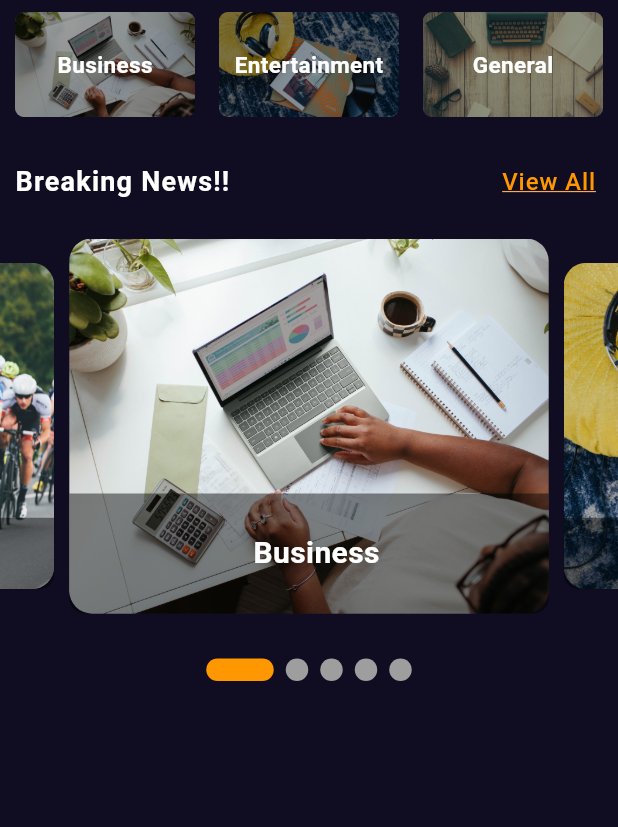
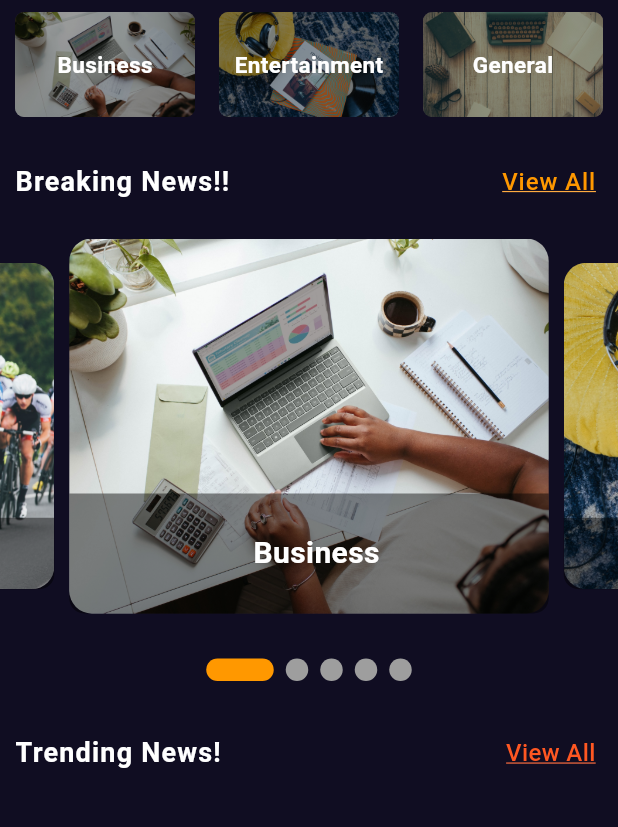
Before and after one commit to stp2003/Samachaar, a Flutter app: the screen it shows after launch, on a phone screen of 412 x 824 dp, the part 84-911 px from its top. Run offline on Flutter 3.47's test engine with Material 3 defaults, Android fonts, the phone set to English and light mode, and no system bars; drawn by our look-alikes of carousel_slider, smooth_page_indicator.

Commit message:
trending news heading made

```diff
--- a/lib/screens/home_screen.dart
+++ b/lib/screens/home_screen.dart
@@ -39,7 +39,8 @@ class _HomeScreenState extends State<HomeScreen> {
         centerTitle: true,
         elevation: 0.0,
       ),
-      body: Padding(
+      body: SingleChildScrollView(
+        child: Padding(
           padding: const EdgeInsets.only(top: 8.0),
           child: Column(
             crossAxisAlignment: CrossAxisAlignment.start,
@@ -121,7 +122,40 @@ class _HomeScreenState extends State<HomeScreen> {
                   count: sliders.length,
                 ),
               ),
+              const SizedBox(height: 35.0),
+              Padding(
+                padding: const EdgeInsets.only(left: 10.0, right: 15.0),
+                child: Row(
+                  mainAxisAlignment: MainAxisAlignment.spaceBetween,
+                  children: [
+                    const Text(
+                      "Trending News!",
+                      style: TextStyle(
+                        color: Colors.white,
+                        fontWeight: FontWeight.bold,
+                        letterSpacing: 0.8,
+                        fontSize: 18.0,
+                      ),
+                    ),
+                    GestureDetector(
+                      onTap: () {},
+                      child: const Text(
+                        "View All",
+                        style: TextStyle(
+                          decoration: TextDecoration.underline,
+                          decorationColor: Colors.deepOrangeAccent,
+                          color: Colors.deepOrange,
+                          fontWeight: FontWeight.w500,
+                          fontSize: 16.0,
+                        ),
+                      ),
+                    ),
                   ],
+                ),
+              ),
+              const SizedBox(height: 10.0),
+            ],
+          ),
         ),
       ),
     );
```
Lines whose indentation alone changed are shown as unchanged.
